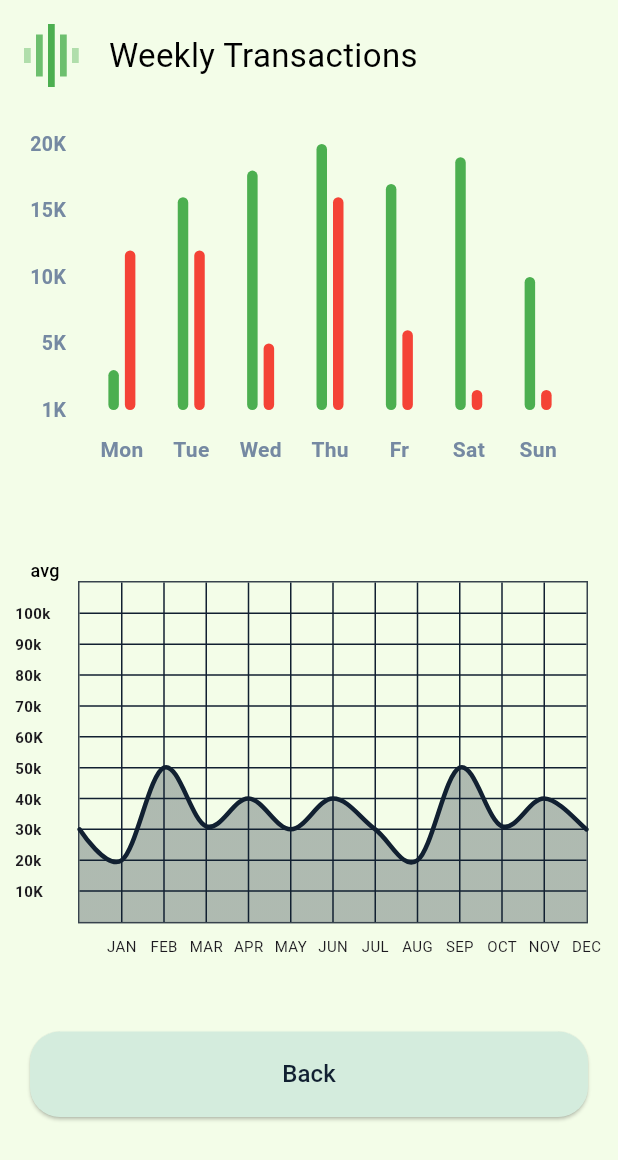
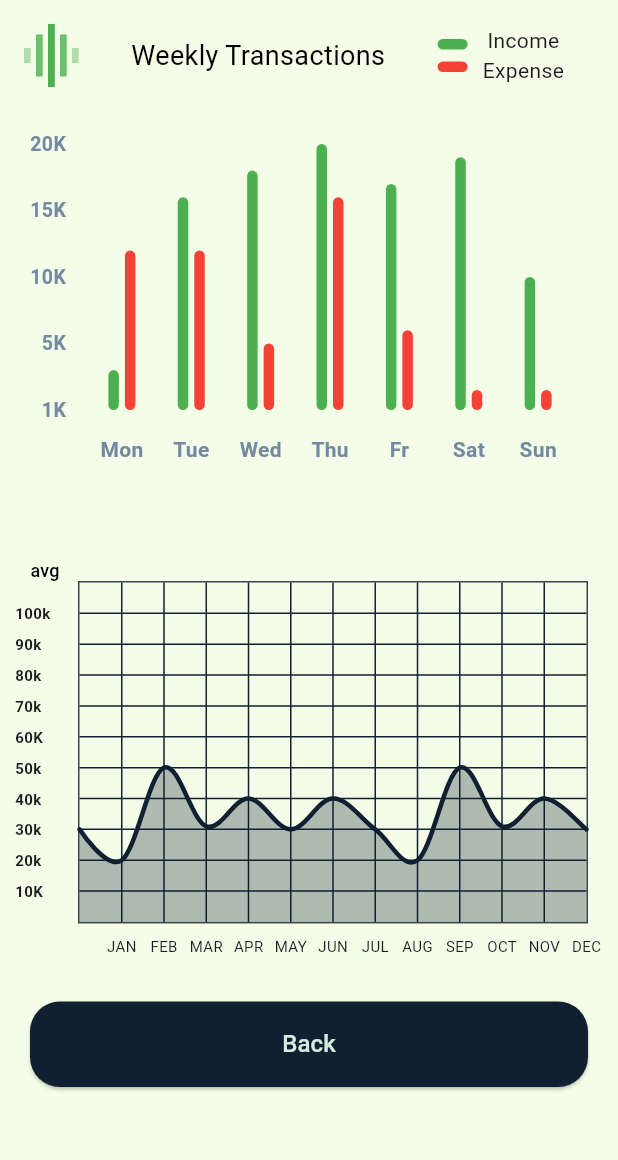
Before and after one commit to gaddie/project_manager, a Flutter app: the ReportsPage screen opened directly, after a tap on "Project", on a phone screen of 412 x 824 dp. Shown: the top 1160 px of the screen. Run offline on Flutter 3.47's test engine with Material 3 defaults, Android fonts, the phone set to English and light mode, and no system bars; drawn by our look-alikes of fl_chart.

Commit message:
finished bar graph

```diff
--- a/lib/BarChart.dart
+++ b/lib/BarChart.dart
@@ -2,12 +2,13 @@
 // import 'package:fl_chart_app/util/extensions/color_extensions.dart';
 import 'package:fl_chart/fl_chart.dart';
 import 'package:flutter/material.dart';
+import 'package:project_manager/Constants.dart';
 
 class BarChartSample2 extends StatefulWidget {
   BarChartSample2({super.key});
   final Color leftBarColor = Colors.green;
   final Color rightBarColor = Colors.red;
-  final Color avgColor = Colors.orange.shade900;
+  final Color avgColor = kDarkColor;
   @override
   State<StatefulWidget> createState() => BarChartSample2State();
 }
@@ -56,13 +57,51 @@ class BarChartSample2State extends State<BarChartSample2> {
           crossAxisAlignment: CrossAxisAlignment.stretch,
           children: <Widget>[
             Row(
+              mainAxisAlignment: MainAxisAlignment.spaceBetween,
               children: <Widget>[
                 makeTransactionsIcon(),
                 Padding(
                   padding: EdgeInsets.only(left: 20),
                   child: Text(
                     'Weekly Transactions',
-                    style: TextStyle(color: Colors.black, fontSize: 22),
+                    style: TextStyle(color: Colors.black, fontSize: 18),
+                  ),
+                ),
+                Padding(
+                  padding: EdgeInsets.symmetric(horizontal: 20),
+                  child: Row(
+                    children: [
+                      Column(
+                        children: [
+                          Container(
+                            decoration: BoxDecoration(
+                                color: Colors.green,
+                                borderRadius: BorderRadius.circular(10)),
+                            width: 20,
+                            height: 7,
+                          ),
+                          SizedBox(
+                            height: 8,
+                          ),
+                          Container(
+                            decoration: BoxDecoration(
+                                color: Colors.red,
+                                borderRadius: BorderRadius.circular(10)),
+                            width: 20,
+                            height: 7,
+                          ),
+                        ],
+                      ),
+                      SizedBox(
+                        width: 10,
+                      ),
+                      Column(
+                        children: [
+                          Text('Income'),
+                          Text('Expense'),
+                        ],
+                      )
+                    ],
                   ),
                 ),
               ],
@@ -227,7 +266,7 @@ class BarChartSample2State extends State<BarChartSample2> {
     );
   }
 
-  // bar chart decoration
+  // bar chart icon
   Widget makeTransactionsIcon() {
     const width = 4.5;
     const space = 3.5;
--- a/lib/ChartPage.dart
+++ b/lib/ChartPage.dart
@@ -16,7 +16,8 @@ class _ChartsPageState extends State<ChartsPage> {
   Widget build(BuildContext context) {
     return Scaffold(
       backgroundColor: kBgLightColor,
-      body: ListView(
+      body: SafeArea(
+        child: ListView(
           children: [
             Column(
               crossAxisAlignment: CrossAxisAlignment.stretch,
@@ -26,12 +27,9 @@ class _ChartsPageState extends State<ChartsPage> {
                   height: 20,
                 ),
                 MyLineChart(),
-              SizedBox(
-                height: 20,
-              ),
                 CustomButton(
-                txtColor: kDarkColor,
-                bgColor: kLightColor,
+                  txtColor: kLightColor,
+                  bgColor: kDarkColor,
                   callBackFunction: () {
                     setState(() {
                       Navigator.pop(context);
@@ -43,6 +41,7 @@ class _ChartsPageState extends State<ChartsPage> {
             )
           ],
         ),
+      ),
     );
   }
 }
--- a/lib/ReportsPage.dart
+++ b/lib/ReportsPage.dart
@@ -15,6 +15,7 @@ class _ReportsPageState extends State<ReportsPage> {
   @override
   Widget build(BuildContext context) {
     return Scaffold(
+      backgroundColor: kBgLightColor,
       body: SafeArea(
         child: ListView(
           children: [
@@ -30,8 +31,8 @@ class _ReportsPageState extends State<ReportsPage> {
                       return ChartsPage();
                     }),
                 CustomButton(
-                  txtColor: kDarkColor,
-                  bgColor: kLightColor,
+                  txtColor: kLightColor,
+                  bgColor: kDarkColor,
                   callBackFunction: () {
                     setState(() {
                       Navigator.pop(context);
```
Lines whose indentation alone changed are shown as unchanged.
